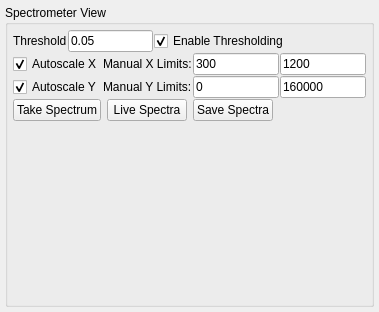
Before: the Qt Designer form nplab/instrument/spectrometer/spectrometer_view.ui in nanophotonics/nplab, drawn with Qt 5.
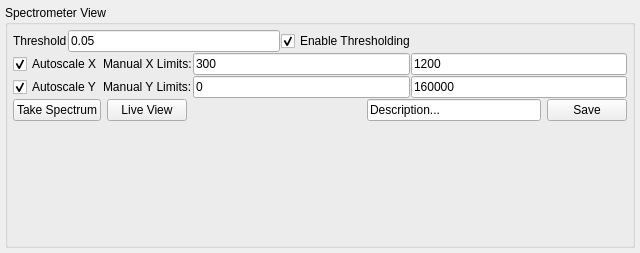
After: the same form once the commit is applied.

```diff
--- a/nplab/instrument/spectrometer/spectrometer_view.ui
+++ b/nplab/instrument/spectrometer/spectrometer_view.ui
@@ -6,8 +6,8 @@
    <rect>
     <x>0</x>
     <y>0</y>
-    <width>379</width>
-    <height>312</height>
+    <width>640</width>
+    <height>253</height>
    </rect>
   </property>
   <property name="windowTitle">
@@ -232,20 +232,13 @@
            <string>Continuously read spectra and update the graph</string>
           </property>
           <property name="text">
-           <string>Live Spectra</string>
+           <string>Live View</string>
           </property>
           <property name="checkable">
            <bool>true</bool>
           </property>
          </widget>
         </item>
-        <item>
-         <widget class="QPushButton" name="save_button">
-          <property name="text">
-           <string>Save Spectra</string>
-          </property>
-         </widget>
-        </item>
         <item>
          <spacer name="horizontalSpacer_3">
           <property name="orientation">
@@ -259,6 +252,20 @@
           </property>
          </spacer>
         </item>
+        <item>
+         <widget class="QLineEdit" name="description">
+          <property name="text">
+           <string>Description...</string>
+          </property>
+         </widget>
+        </item>
+        <item>
+         <widget class="QPushButton" name="save_button">
+          <property name="text">
+           <string>Save</string>
+          </property>
+         </widget>
+        </item>
        </layout>
       </item>
       <item>
```
